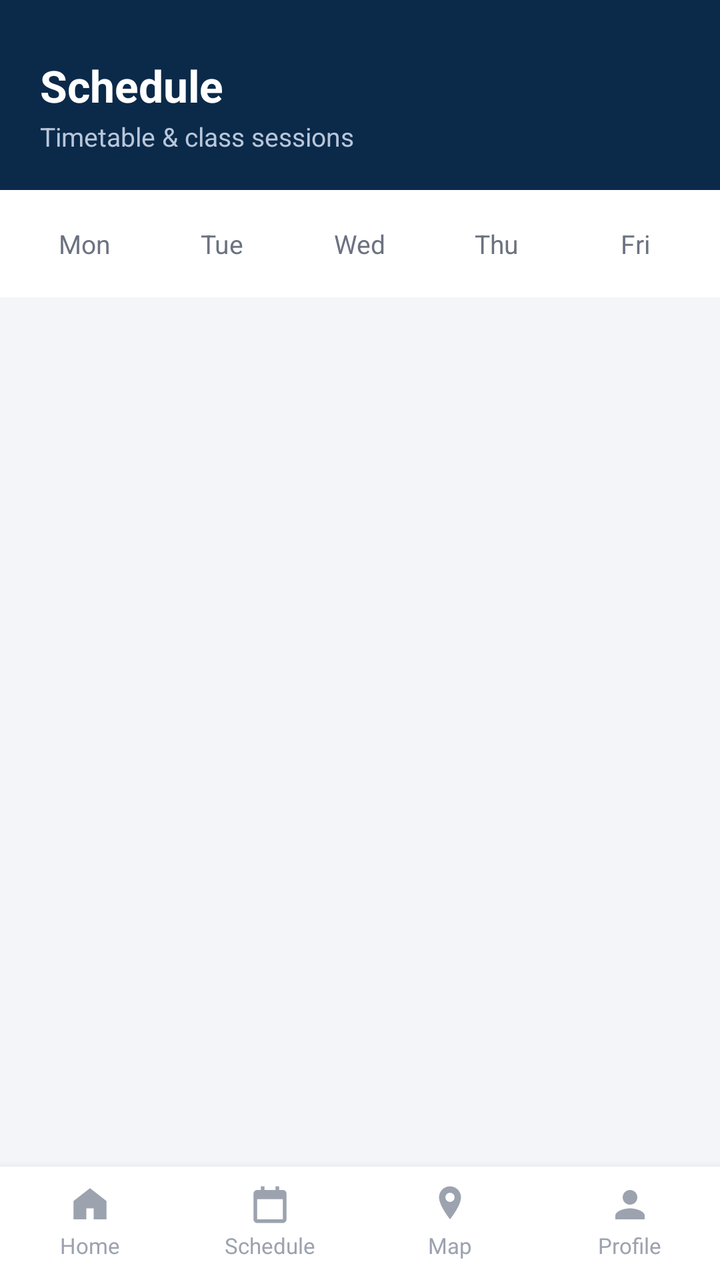
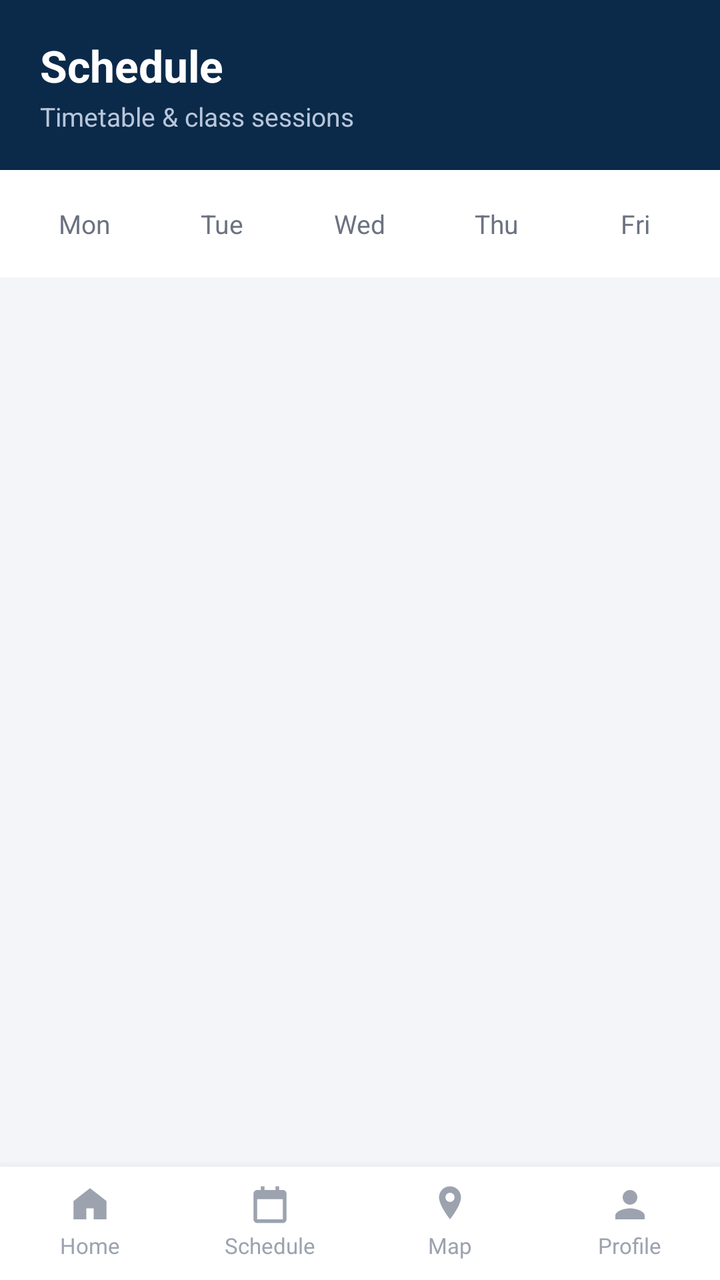

Two renders of the same Android screen: before a commit and after it. Below are the layout's source before the change and the commit's diff.
<!-- AndroidManifest.xml: application theme Theme.CampusApp -->
<!-- res/layout/activity_student_schedule.xml -->
<?xml version="1.0" encoding="utf-8"?>
<LinearLayout xmlns:android="http://schemas.android.com/apk/res/android"
    android:layout_width="match_parent"
    android:layout_height="match_parent"
    android:orientation="vertical"
    android:background="@color/background">

    <LinearLayout style="@style/SectionHeader">
        <TextView
            android:layout_width="wrap_content"
            android:layout_height="wrap_content"
            android:text="Schedule"
            android:textColor="@color/white"
            android:textSize="22sp"
            android:textStyle="bold"/>
        <TextView
            android:layout_width="wrap_content"
            android:layout_height="wrap_content"
            android:layout_marginTop="2dp"
            android:text="Timetable &amp; class sessions"
            android:textColor="#B9C6DA"
            android:textSize="13sp"/>
    </LinearLayout>

    <LinearLayout
        android:layout_width="match_parent"
        android:layout_height="wrap_content"
        android:orientation="horizontal"
        android:background="@color/white"
        android:paddingTop="10dp"
        android:paddingBottom="10dp"
        android:paddingLeft="8dp"
        android:paddingRight="8dp">
        <TextView android:id="@+id/tabMon" style="@style/DayTab" android:text="Mon"/>
        <TextView android:id="@+id/tabTue" style="@style/DayTab" android:text="Tue"/>
        <TextView android:id="@+id/tabWed" style="@style/DayTab" android:text="Wed"/>
        <TextView android:id="@+id/tabThu" style="@style/DayTab" android:text="Thu"/>
        <TextView android:id="@+id/tabFri" style="@style/DayTab" android:text="Fri"/>
    </LinearLayout>

    <ScrollView
        android:layout_width="match_parent"
        android:layout_height="0dp"
        android:layout_weight="1">
        <LinearLayout
            android:id="@+id/classesContainer"
            android:layout_width="match_parent"
            android:layout_height="wrap_content"
            android:orientation="vertical"
            android:padding="16dp"/>
    </ScrollView>

    <include layout="@layout/layout_bottom_nav" android:id="@+id/bottomNavInclude"/>

</LinearLayout>
<!-- res/layout/layout_bottom_nav.xml (included above) -->
<?xml version="1.0" encoding="utf-8"?>
<LinearLayout xmlns:android="http://schemas.android.com/apk/res/android"
    android:id="@+id/bottomNav"
    android:layout_width="match_parent"
    android:layout_height="wrap_content"
    android:orientation="horizontal"
    android:background="@color/white"
    android:elevation="8dp"
    android:paddingTop="8dp"
    android:paddingBottom="10dp">

    <LinearLayout android:id="@+id/navHome" style="@style/BottomNavItem">
        <ImageView android:id="@+id/navHomeIcon" style="@style/BottomNavIcon" android:src="@drawable/ic_home"/>
        <TextView android:id="@+id/navHomeLabel" style="@style/BottomNavLabel" android:text="Home"/>
    </LinearLayout>

    <LinearLayout android:id="@+id/navSchedule" style="@style/BottomNavItem">
        <ImageView android:id="@+id/navScheduleIcon" style="@style/BottomNavIcon" android:src="@drawable/ic_schedule"/>
        <TextView android:id="@+id/navScheduleLabel" style="@style/BottomNavLabel" android:text="Schedule"/>
    </LinearLayout>

    <LinearLayout android:id="@+id/navMap" style="@style/BottomNavItem">
        <ImageView android:id="@+id/navMapIcon" style="@style/BottomNavIcon" android:src="@drawable/ic_map"/>
        <TextView android:id="@+id/navMapLabel" style="@style/BottomNavLabel" android:text="@string/map"/>
    </LinearLayout>

    <LinearLayout android:id="@+id/navProfile" style="@style/BottomNavItem">
        <ImageView android:id="@+id/navProfileIcon" style="@style/BottomNavIcon" android:src="@drawable/ic_profile"/>
        <TextView android:id="@+id/navProfileLabel" style="@style/BottomNavLabel" android:text="Profile"/>
    </LinearLayout>

</LinearLayout>
<!-- resources referenced by this layout -->
<resources>
  <color name="background">#F3F5F8</color>
  <color name="white">#FFFFFF</color>
  <!-- drawable ic_home (drawable) -->
  <vector xmlns:android="http://schemas.android.com/apk/res/android"
      android:width="24dp" android:height="24dp" android:viewportWidth="24" android:viewportHeight="24"
      android:tint="?attr/colorControlNormal">
      <path android:fillColor="@android:color/white"
          android:pathData="M12,3 L21,10 L21,20 L14,20 L14,14 L10,14 L10,20 L3,20 L3,10 Z"
          android:fillType="evenOdd"/>
  </vector>
  <!-- drawable ic_map (drawable) -->
  <vector xmlns:android="http://schemas.android.com/apk/res/android"
      android:width="24dp" android:height="24dp" android:viewportWidth="24" android:viewportHeight="24">
      <path android:fillColor="@android:color/white"
          android:pathData="M12,2 C8.7,2 6,4.7 6,8 C6,12.5 12,20 12,20 C12,20 18,12.5 18,8 C18,4.7 15.3,2 12,2 Z M12,10.5 C10.6,10.5 9.5,9.4 9.5,8 C9.5,6.6 10.6,5.5 12,5.5 C13.4,5.5 14.5,6.6 14.5,8 C14.5,9.4 13.4,10.5 12,10.5 Z"/>
  </vector>
  <!-- drawable ic_profile (drawable) -->
  <vector xmlns:android="http://schemas.android.com/apk/res/android"
      android:width="24dp" android:height="24dp" android:viewportWidth="24" android:viewportHeight="24">
      <path android:fillColor="@android:color/white"
          android:pathData="M12,12 C14.2,12 16,10.2 16,8 C16,5.8 14.2,4 12,4 C9.8,4 8,5.8 8,8 C8,10.2 9.8,12 12,12 Z M12,14 C9.3,14 4,15.3 4,18 L4,20 L20,20 L20,18 C20,15.3 14.7,14 12,14 Z"/>
  </vector>
  <string name="map">Map</string>
  <style name="BottomNavIcon">
          <item name="android:layout_width">22dp</item>
          <item name="android:layout_height">22dp</item>
          <item name="android:tint">@color/text_gray_light</item>
      </style>
  <style name="BottomNavItem">
          <item name="android:layout_width">0dp</item>
          <item name="android:layout_height">wrap_content</item>
          <item name="android:layout_weight">1</item>
          <item name="android:orientation">vertical</item>
          <item name="android:gravity">center</item>
          <item name="android:clickable">true</item>
          <item name="android:focusable">true</item>
          <item name="android:background">?attr/selectableItemBackgroundBorderless</item>
      </style>
  <style name="BottomNavLabel">
          <item name="android:layout_width">wrap_content</item>
          <item name="android:layout_height">wrap_content</item>
          <item name="android:layout_marginTop">2dp</item>
          <item name="android:textSize">11sp</item>
          <item name="android:textColor">@color/text_gray_light</item>
      </style>
  <style name="SectionHeader">
          <item name="android:layout_width">match_parent</item>
          <item name="android:layout_height">wrap_content</item>
          <item name="android:background">@color/navy_dark</item>
          <item name="android:paddingLeft">20dp</item>
          <item name="android:paddingRight">20dp</item>
          <item name="android:paddingTop">28dp</item>
          <item name="android:paddingBottom">18dp</item>
          <item name="android:orientation">vertical</item>
      </style>
  <style name="Theme.CampusApp" parent="Theme.MaterialComponents.Light.NoActionBar">
          <item name="colorPrimary">@color/primary_blue</item>
          <item name="colorPrimaryDark">@color/navy_dark</item>
          <item name="colorAccent">@color/primary_red</item>
          <item name="android:windowBackground">@color/background</item>
          <item name="android:statusBarColor">@color/navy_dark</item>
      </style>
  <color name="text_gray_light">#9CA3AF</color>
  <color name="text_gray">#6B7280</color>
  <color name="navy_dark">#0B2A4A</color>
  <color name="primary_blue">#12469E</color>
  <color name="primary_red">#C31432</color>
  <!-- unchanged entries left out for length: 2 -->
</resources>

<!-- the commit's change to res/layout/activity_student_schedule.xml (unified diff, before → after) -->
@@ -17,6 +17,7 @@
             android:layout_width="wrap_content"
             android:layout_height="wrap_content"
             android:layout_marginTop="2dp"
+            android:id="@+id/tvScheduleProgram"
             android:text="Timetable &amp; class sessions"
             android:textColor="#B9C6DA"
             android:textSize="13sp"/>
<!-- resource entries referenced after the edit -->
@@ -51,7 +51,7 @@
           <item name="android:background">@color/navy_dark</item>
           <item name="android:paddingLeft">20dp</item>
           <item name="android:paddingRight">20dp</item>
-          <item name="android:paddingTop">28dp</item>
+          <item name="android:paddingTop">18dp</item>
           <item name="android:paddingBottom">18dp</item>
           <item name="android:orientation">vertical</item>
       </style>
